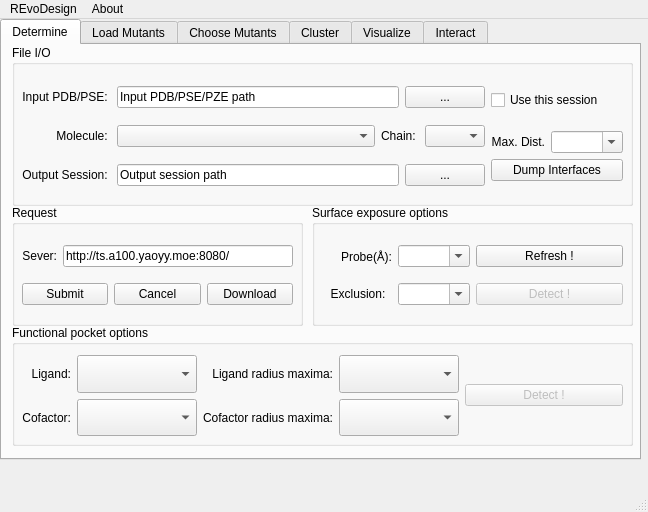
Above: REvoDesign/UI/REvoDesign-PyMOL.ui from YaoYinYing/REvoDesign before the change. Below: the same form after it.
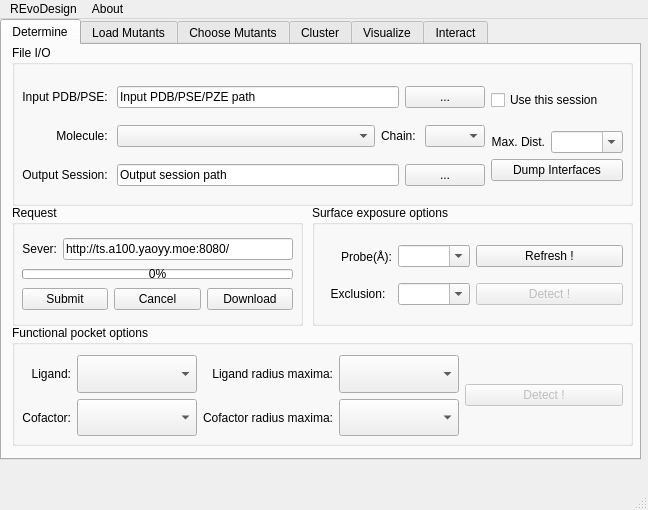
That is the form after the change.

Commit message: Progress bar to handle requesting time.

```diff
--- a/REvoDesign/UI/REvoDesign-PyMOL.ui
+++ b/REvoDesign/UI/REvoDesign-PyMOL.ui
@@ -7,7 +7,7 @@
     <x>0</x>
     <y>0</y>
     <width>648</width>
-    <height>512</height>
+    <height>510</height>
    </rect>
   </property>
   <property name="sizePolicy">
@@ -588,7 +588,7 @@
          <x>10</x>
          <y>30</y>
          <width>271</width>
-         <height>80</height>
+         <height>81</height>
         </rect>
        </property>
        <layout class="QVBoxLayout" name="verticalLayout_21">
@@ -613,6 +613,31 @@
           </item>
          </layout>
         </item>
+        <item>
+         <widget class="QProgressBar" name="progressBar_download">
+          <property name="sizePolicy">
+           <sizepolicy hsizetype="Expanding" vsizetype="Fixed">
+            <horstretch>0</horstretch>
+            <verstretch>0</verstretch>
+           </sizepolicy>
+          </property>
+          <property name="minimumSize">
+           <size>
+            <width>0</width>
+            <height>0</height>
+           </size>
+          </property>
+          <property name="maximumSize">
+           <size>
+            <width>16777215</width>
+            <height>10</height>
+           </size>
+          </property>
+          <property name="value">
+           <number>0</number>
+          </property>
+         </widget>
+        </item>
         <item>
          <layout class="QHBoxLayout" name="horizontalLayout_65">
           <item>
```
The commit also changes 3 other files.
